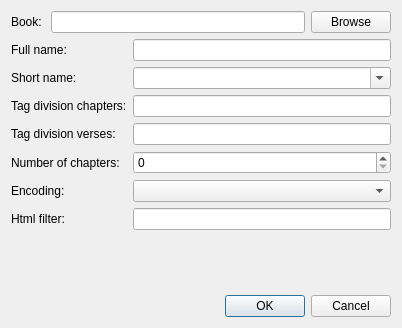
Qt form src/dialogs/import/importbookdialog/importbookdialog.ui (axsapronov/bQella) before a commit.
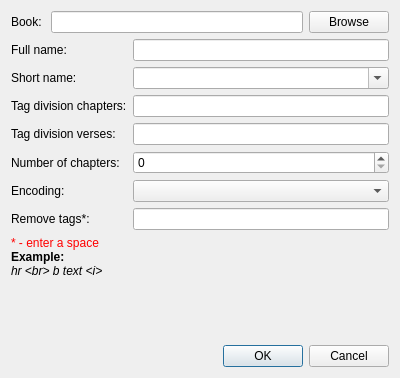
The same form after that commit.

```diff
--- a/src/dialogs/import/importbookdialog/importbookdialog.ui
+++ b/src/dialogs/import/importbookdialog/importbookdialog.ui
@@ -6,8 +6,8 @@
    <rect>
     <x>0</x>
     <y>0</y>
-    <width>402</width>
-    <height>328</height>
+    <width>400</width>
+    <height>378</height>
    </rect>
   </property>
   <property name="windowTitle">
@@ -115,14 +115,14 @@
    <item row="7" column="0">
     <widget class="QLabel" name="label_7">
      <property name="text">
-      <string>Html filter:</string>
+      <string>Remove tags*:</string>
      </property>
     </widget>
    </item>
    <item row="7" column="2">
     <widget class="QLineEdit" name="LEHtmlFilter"/>
    </item>
-   <item row="8" column="0" colspan="3">
+   <item row="9" column="0" colspan="3">
     <spacer name="verticalSpacer">
      <property name="orientation">
       <enum>Qt::Vertical</enum>
@@ -135,7 +135,7 @@
      </property>
     </spacer>
    </item>
-   <item row="9" column="1" colspan="2">
+   <item row="10" column="1" colspan="2">
     <widget class="QDialogButtonBox" name="buttonBox">
      <property name="orientation">
       <enum>Qt::Horizontal</enum>
@@ -145,6 +145,19 @@
      </property>
     </widget>
    </item>
+   <item row="8" column="0">
+    <widget class="QLabel" name="label_9">
+     <property name="text">
+      <string>&lt;!DOCTYPE HTML PUBLIC &quot;-//W3C//DTD HTML 4.0//EN&quot; &quot;http://www.w3.org/TR/REC-html40/strict.dtd&quot;&gt;
+&lt;html&gt;&lt;head&gt;&lt;meta name=&quot;qrichtext&quot; content=&quot;1&quot; /&gt;&lt;style type=&quot;text/css&quot;&gt;
+p, li { white-space: pre-wrap; }
+&lt;/style&gt;&lt;/head&gt;&lt;body style=&quot; font-family:'Sans Serif'; font-size:9pt; font-weight:400; font-style:normal;&quot;&gt;
+&lt;p style=&quot; margin-top:0px; margin-bottom:0px; margin-left:0px; margin-right:0px; -qt-block-indent:0; text-indent:0px;&quot;&gt;&lt;span style=&quot; color:#ff0000;&quot;&gt;* - enter a space&lt;/span&gt;&lt;/p&gt;
+&lt;p style=&quot; margin-top:0px; margin-bottom:0px; margin-left:0px; margin-right:0px; -qt-block-indent:0; text-indent:0px;&quot;&gt;&lt;span style=&quot; font-weight:600; color:#000000;&quot;&gt;Example:&lt;/span&gt;&lt;/p&gt;
+&lt;p style=&quot; margin-top:0px; margin-bottom:0px; margin-left:0px; margin-right:0px; -qt-block-indent:0; text-indent:0px;&quot;&gt;&lt;span style=&quot; font-style:italic; color:#000000;&quot;&gt;hr &amp;lt;br&amp;gt; b text &amp;lt;i&amp;gt;&lt;/span&gt;&lt;/p&gt;&lt;/body&gt;&lt;/html&gt;</string>
+     </property>
+    </widget>
+   </item>
   </layout>
  </widget>
  <resources/>
```
